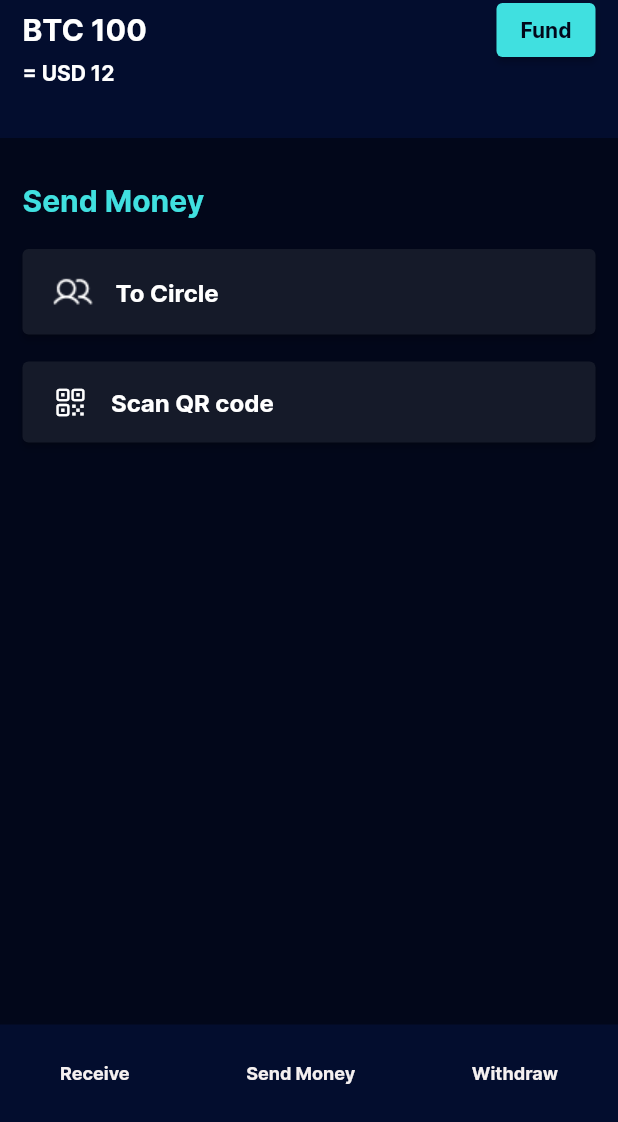
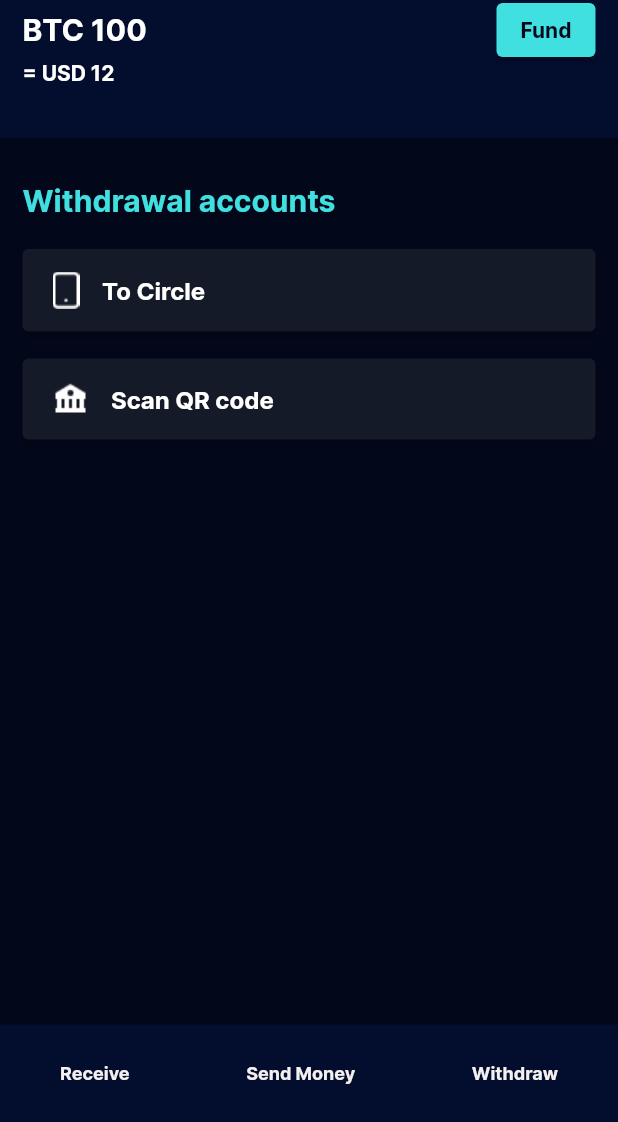
Before and after one commit to SanjulaHaz/StashWave, a Flutter app: the screen it shows after launch, on a phone screen of 412 x 824 dp, the part 114-1236 px from its top. Run offline on Flutter 3.47's test engine with Material 2 defaults, Android fonts, the phone set to English and light mode, and no system bars.

Commit message:
Develop Withdraw Options

```diff
--- a/lib/main.dart
+++ b/lib/main.dart
@@ -5,6 +5,7 @@ import 'package:btc_app/send_circle.dart';
 import 'package:btc_app/send_form.dart';
 import 'package:btc_app/send_money.dart';
 import 'package:btc_app/withdrawal_form.dart';
+import 'package:btc_app/withdrawal_options.dart';
 import 'package:flutter/material.dart';
 
 void main() {
@@ -20,7 +21,7 @@ class MyApp extends StatelessWidget {
         backgroundColor: const Color(0xff02071A),
         primaryColor: const Color(0xff151A29),
       ),
-      home: SendCircle(),
+      home: WithdrawalOptions(),
     );
   }
 }
--- a/lib/withdrawal_options.dart
+++ b/lib/withdrawal_options.dart
@@ -1,9 +1,58 @@
+import 'package:btc_app/widgets/footer.dart';
+import 'package:btc_app/widgets/header.dart';
+import 'package:btc_app/widgets/img_button.dart';
+import 'package:flutter/cupertino.dart';
 import 'package:flutter/material.dart';
 
 class WithdrawalOptions extends StatelessWidget {
 
   @override
   Widget build(BuildContext context) {
-    return Container();
+    return SafeArea(
+      child: Scaffold(
+        backgroundColor: Theme.of(context).backgroundColor,
+        body: Column(
+          children: [
+            Header(),
+            const SizedBox(
+              height: 25,
+            ),
+            Padding(
+              padding: const EdgeInsets.symmetric(horizontal: 15, vertical: 5),
+              child: Align(
+                alignment: Alignment.centerLeft,
+                child: Text(
+                  "Withdrawal accounts",
+                  style: TextStyle(
+                    color: Color(0xff40E0E0),
+                    fontFamily: "Inter",
+                    fontWeight: FontWeight.w700,
+                    fontSize: 20,
+                  ),
+                ),
+              ),
+            ),
+            SizedBox(
+              height: 10,
+            ),
+            ImgButton(
+              leadingImage: "assets/phone.png",
+              text: "To Circle",
+            ),
+            SizedBox(
+              height: 8,
+            ),
+            ImgButton(
+              leadingImage: "assets/bank.png",
+              text: "Scan QR code",
+            ),
+            Expanded(
+              child: SizedBox(),
+            ),
+            Footer(),
+          ],
+        ),
+      ),
+    );
   }
 }
```
Also changed, not shown: assets/bank.png (added), assets/phone.png (added).
